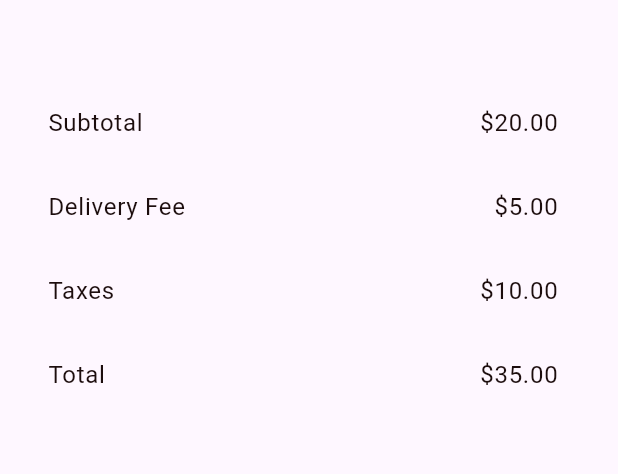
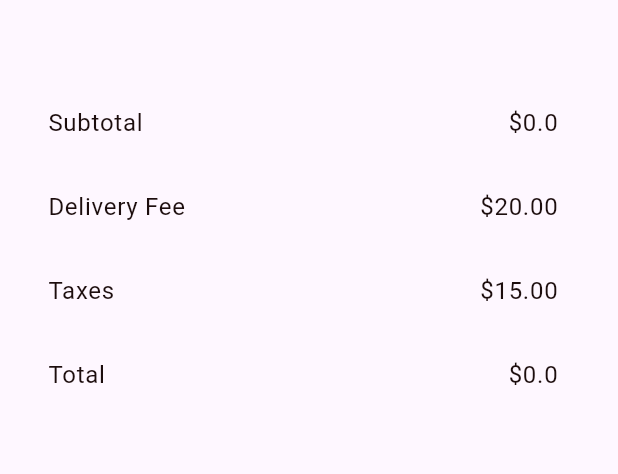
Before and after one commit to phharaoh/Delivery_App, a Flutter app: the CardBody widget shown alone on an empty page, opened directly, on a phone screen of 412 x 824 dp. Shown: the part 471-945 px from the top of the screen. Run offline on Flutter 3.47's test engine with Material 3 defaults, Android fonts, the phone set to English and light mode, and no system bars; our stand-ins replace carousel_slider.

Commit message:
calc subtotal & total

```diff
--- a/lib/features/card/data/card_model.dart
+++ b/lib/features/card/data/card_model.dart
@@ -4,6 +4,7 @@ class CardModel {
   final String subtitle;
   final String image;
   final int quantity;
+  final double price;
 
   CardModel({
     required this.id,
@@ -11,6 +12,7 @@ class CardModel {
     required this.subtitle,
     required this.image,
     required this.quantity,
+    required this.price,
   });
 
   CardModel copyWith({
@@ -19,6 +21,7 @@ class CardModel {
     String? subtitle,
     String? image,
     int? quantity,
+    double? price,
   }) {
     return CardModel(
       id: id ?? this.id,
@@ -26,6 +29,7 @@ class CardModel {
       subtitle: subtitle ?? this.subtitle,
       image: image ?? this.image,
       quantity: quantity ?? this.quantity,
+      price: price ?? this.price,
     );
   }
 }
--- a/lib/features/card/presentation/manager/card_controller.dart
+++ b/lib/features/card/presentation/manager/card_controller.dart
@@ -3,6 +3,15 @@ import 'package:delivery_food/features/card/data/card_model.dart';
 
 class CardController extends ChangeNotifier {
   List<CardModel> cardItem = [];
+
+  double _taxes = 15.0;
+  double _deliveryFee = 20.0;
+  double _subTotal = 0;
+  double _total = 0;
+
+  get total => _total;
+
+  get subTotal => _subTotal;
 
   //! add Items to Card list
   void addToCard(CardModel item) {
@@ -38,5 +47,15 @@ class CardController extends ChangeNotifier {
   }
 
   //TODO : calc Sub Total
+
+  calcSubTotal(CardModel item) {
+    _subTotal = item.price * item.quantity;
+    return _subTotal;
+  }
+
   //TODO : calc  Total
+  calcTotal() {
+    _total = _subTotal + _taxes + _deliveryFee;
+    return _total;
+  }
 }
--- a/lib/features/card/presentation/widgets/card_body.dart
+++ b/lib/features/card/presentation/widgets/card_body.dart
@@ -68,10 +68,10 @@ class CardBody extends StatelessWidget {
                   },
                 ),
               ),
-              CustomListTile(title: 'Subtotal', trailingText: '20.00'),
-              CustomListTile(title: 'Delivery Fee', trailingText: '5.00'),
-              CustomListTile(title: 'Taxes', trailingText: '10.00'),
-              CustomListTile(title: 'Total', trailingText: '35.00'),
+              CustomListTile(title: 'Subtotal', trailingText: cardController.subTotal.toString()),
+              CustomListTile(title: 'Delivery Fee', trailingText: '20.00'),
+              CustomListTile(title: 'Taxes', trailingText: '15.00'),
+              CustomListTile(title: 'Total', trailingText: cardController.total.toString()),
               Spacer(),
               CustomCheckOutBtn(),
             ],
--- a/lib/features/card/presentation/widgets/custom_btn.dart
+++ b/lib/features/card/presentation/widgets/custom_btn.dart
@@ -18,6 +18,7 @@ class CustomCheckOutBtn extends StatelessWidget {
         ),
         onPressed: () {
           Provider.of<CardController>(context, listen: false).clearCard();
+
           Navigator.of(context).pushReplacement(
             MaterialPageRoute(builder: (context) => const WrapperHome()),
           );
--- a/lib/features/home/data/model/item_model.dart
+++ b/lib/features/home/data/model/item_model.dart
@@ -4,12 +4,15 @@ class Item {
   String subtitle;
   String image;
   bool isAdd;
+  double price;
+
   Item({
     required this.id,
     required this.title,
     required this.subtitle,
     required this.image,
     this.isAdd = true,
+    required this.price,
   });
 }
 
@@ -20,5 +23,6 @@ List<Item> foodItems = List.generate(
     title: 'Item ${index + 1}',
     subtitle: 'subtitle for item ${index + 1}',
     image: 'assets/images/pro.png',
+    price: index + 10.0,
   ),
 );
--- a/lib/features/home/presentation/widgets/list_view_builder.dart
+++ b/lib/features/home/presentation/widgets/list_view_builder.dart
@@ -45,6 +45,7 @@ class _ListTileViewState extends State<ListTileView> {
               if (!item.isAdd) {
                 cardController.addToCard(
                   CardModel(
+                    price: item.price,
                     id: item.id,
                     title: item.title,
                     subtitle: item.subtitle,
@@ -55,6 +56,7 @@ class _ListTileViewState extends State<ListTileView> {
               } else {
                 cardController.removeFromCard(
                   CardModel(
+                    price: item.price,
                     id: item.id,
                     title: item.title,
                     subtitle: item.subtitle,
```
